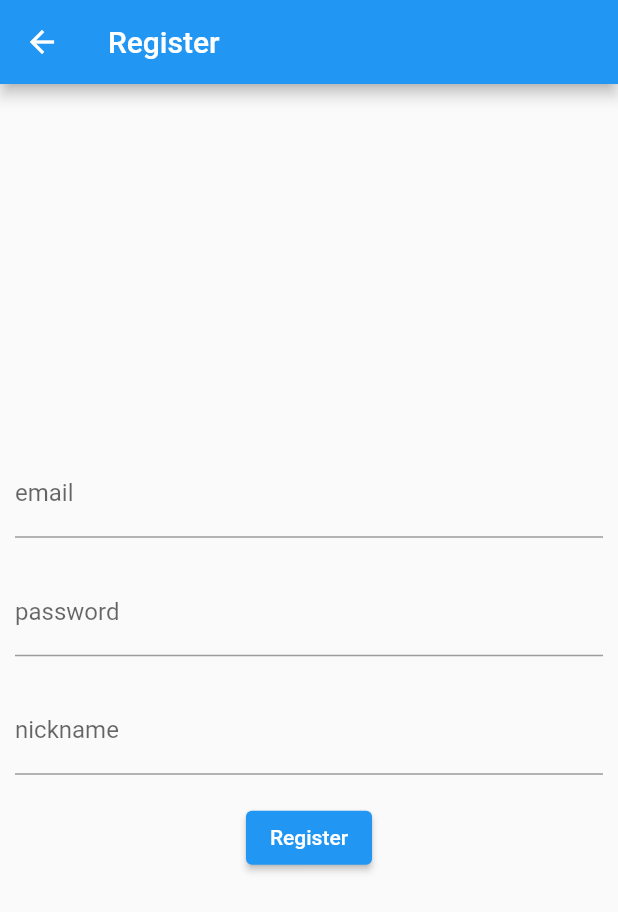
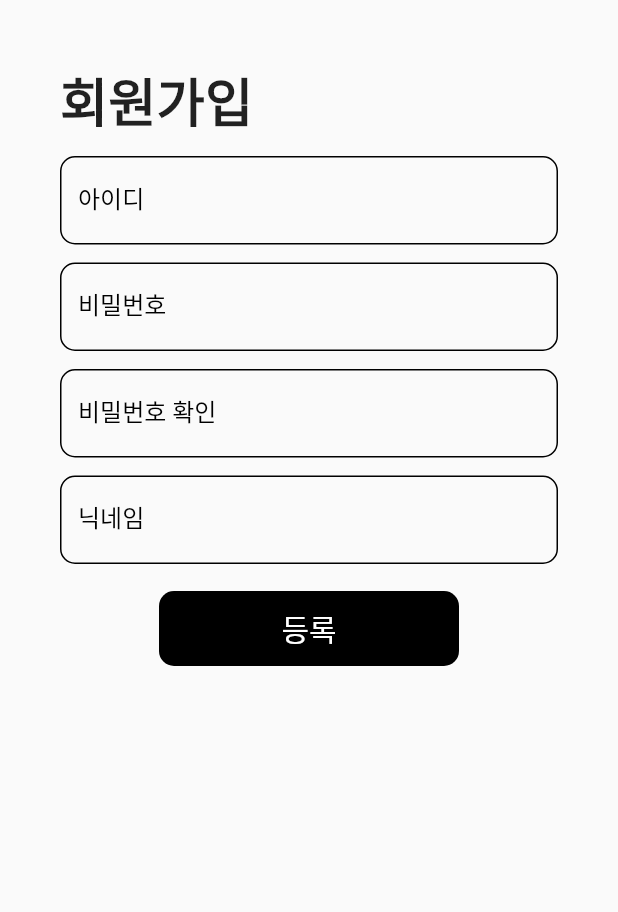
Before and after one commit to minjun-P/diary_flutter, a Flutter app: the RegisterPage screen opened by its route, on a phone screen of 412 x 824 dp. Shown: the top 912 px of the screen. Run offline on Flutter 3.47's test engine with Material 2 defaults, Android fonts, the phone set to English and light mode, and no system bars; our stand-ins replace firebase_core; accounts and stored records are empty.

Commit message:
UI 틀 완성(메인, 로그인, 회원가입 페이지)

```diff
--- a/lib/Register.dart
+++ b/lib/Register.dart
@@ -1,4 +1,6 @@
+import 'package:flutter/cupertino.dart';
 import 'package:flutter/material.dart';
+import 'components.dart';
 
 class RegisterPage extends StatefulWidget{
   @override
@@ -15,48 +17,15 @@ class _RegisterPage extends State<RegisterPage>{
   Widget build(BuildContext context) {
 
   return Scaffold(
-    appBar: AppBar(title:Text('Register'),),
-    body: Center(
-      child: Column(
-        mainAxisAlignment: MainAxisAlignment.center,
-        children: <Widget>[
-          Padding(padding: EdgeInsets.all(10),
-          child: TextField(
-            controller: emailcon,
-            decoration: InputDecoration(labelText: 'email'),
-
-          ),
-          ),
-          Padding(padding: EdgeInsets.all(10),
-            child: TextField(
-              controller: emailcon,
-              decoration: InputDecoration(labelText: 'password'),
-
-            ),
-          ),
-          Padding(padding: EdgeInsets.all(10),
-            child: TextField(
-              controller: emailcon,
-              decoration: InputDecoration(labelText: 'nickname'),
-
-            ),
-
-          ),
-          Padding(
-            padding: const EdgeInsets.all(8.0),
-            child: ElevatedButton(onPressed: () {
-              setState(() {
-
-              });
-            },
-                child: Text('Register')),
-          )
-
-
-        ],
-      ),
-    ) ,
-
+    body: Padding(
+      padding: const EdgeInsets.all(40),
+      child: ListView(
+          children: [
+            Text('회원가입', style: TextStyle(fontSize: 35, fontWeight: FontWeight.bold),),
+            RegisterForm()
+          ],
+      )
+    )
   );
 
   }
--- /dev/null
+++ b/lib/components.dart
@@ -0,0 +1,100 @@
+import 'package:flutter/material.dart';
+
+class CustomTextField extends StatelessWidget {
+  final String type;
+  const CustomTextField({Key? key, required this.type}) : super(key: key);
+
+  @override
+  Widget build(BuildContext context) {
+    return Padding(
+      padding: const EdgeInsets.only(top: 12),
+      child: TextFormField(
+        cursorColor: Colors.black,
+        decoration: InputDecoration(
+            labelText: type,
+            labelStyle: TextStyle(color: Colors.black),
+            enabledBorder: OutlineInputBorder(
+                borderRadius: BorderRadius.circular(10)
+            ),
+            focusedBorder: OutlineInputBorder(
+                borderRadius: BorderRadius.circular(10)
+            )
+        ),
+        validator: (value) => value!.isEmpty?'$type이 입력되지 않았습니다':null,
+        obscureText: type=='비밀번호' || type=='비밀번호 확인'?true:false,
+
+
+      ),
+    );
+  }
+}
+
+class LoginForm extends StatelessWidget {
+  LoginForm({Key? key}) : super(key: key);
+  final _formKey = GlobalKey<FormState>();
+
+  @override
+  Widget build(BuildContext context) {
+    return Form(
+      key: _formKey,
+      child: Column(
+        children: [
+          CustomTextField(type: '아이디'),
+          CustomTextField(type: '비밀번호'),
+          SizedBox(height: 10,),
+          TextButton(
+            onPressed: () {},
+            child: Container(
+              height: 50,
+              width: 200,
+              child: Text('로그인', style: TextStyle(color: Colors.white, fontSize: 20),),
+              alignment: Alignment(0,0),
+              decoration: BoxDecoration(
+                  borderRadius: BorderRadius.circular(10),
+                  color: Colors.black
+              ),
+
+            ),
+
+          )
+        ],
+      ),
+    );
+  }
+}
+
+class RegisterForm extends StatelessWidget {
+  RegisterForm({Key? key}) : super(key: key);
+  final _formKey = GlobalKey<FormState>();
+
+    @override
+    Widget build(BuildContext context) {
+      return Form(
+        key: _formKey,
+        child: Column(
+          children: [
+            CustomTextField(type: '아이디'),
+            CustomTextField(type: '비밀번호'),
+            CustomTextField(type: '비밀번호 확인'),
+            CustomTextField(type: '닉네임'),
+            SizedBox(height: 10,),
+            TextButton(
+              onPressed: () {},
+              child: Container(
+                height: 50,
+                width: 200,
+                child: Text('등록', style: TextStyle(color: Colors.white, fontSize: 20),),
+                alignment: Alignment(0,0),
+                decoration: BoxDecoration(
+                    borderRadius: BorderRadius.circular(10),
+                    color: Colors.black
+                ),
+
+              ),
+
+            )
+          ],
+        ),
+      );
+  }
+}
```
Also changed, not shown: lib/Homepage.dart (+45 -14 lines), lib/login.dart (added, +47 -0 lines), lib/main.dart (+14 -1 lines).
